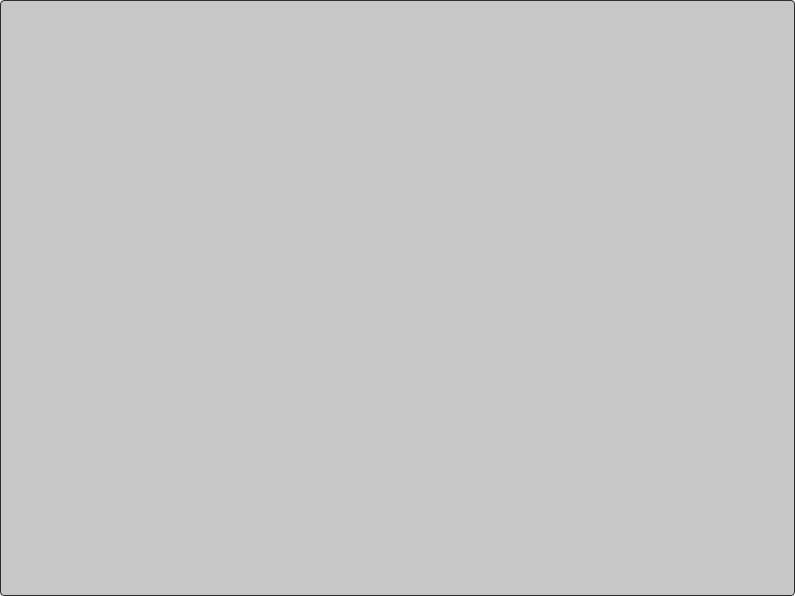
Old version of the form Resources/UI/tableBWM.ui in the repository ArhamshareKrushil/ScanRisk.
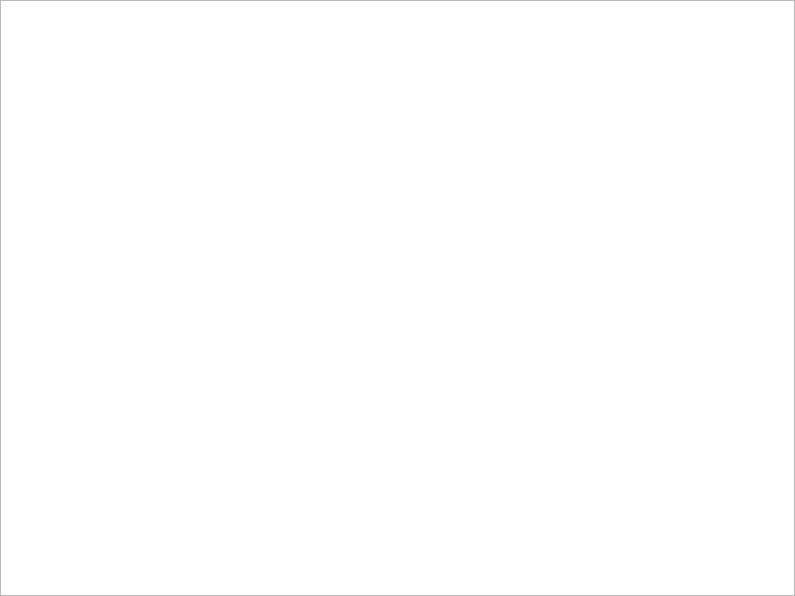
New version of the form. Icons and pictures are not drawn.

Patch:
```diff
--- a/Resources/UI/tableBWM.ui
+++ b/Resources/UI/tableBWM.ui
@@ -40,149 +40,7 @@
        </font>
       </property>
       <property name="styleSheet">
-       <string notr="true">QTreeView:branch:selected, QTreeView:branch:hover {
-  background: url(&quot;:/qss_icons/rc/transparent.png&quot;);
-}
-
-QTreeView:branch:has-siblings:!adjoins-item {
-  border-image: url(&quot;:/qss_icons/rc/branch_line.png&quot;) 0;
-}
-
-QTreeView:branch:has-siblings:adjoins-item {
-  border-image: url(&quot;:/qss_icons/rc/branch_more.png&quot;) 0;
-}
-
-QTreeView:branch:!has-children:!has-siblings:adjoins-item {
-  border-image: url(&quot;:/qss_icons/rc/branch_end.png&quot;) 0;
-}
-
-QTreeView:branch:has-children:!has-siblings:closed, QTreeView:branch:closed:has-children:has-siblings {
-  border-image: none;
-  image: url(&quot;:/qss_icons/rc/branch_closed.png&quot;);
-}
-
-QTreeView:branch:open:has-children:!has-siblings, QTreeView:branch:open:has-children:has-siblings {
-  border-image: none;
-  image: url(&quot;:/qss_icons/rc/branch_open.png&quot;);
-}
-
-QTreeView:branch:has-children:!has-siblings:closed:hover, QTreeView:branch:closed:has-children:has-siblings:hover {
-  image: url(&quot;:/qss_icons/rc/branch_closed_focus.png&quot;);
-}
-
-QTreeView:branch:open:has-children:!has-siblings:hover, QTreeView:branch:open:has-children:has-siblings:hover {
-  image: url(&quot;:/qss_icons/rc/branch_open_focus.png&quot;);
-}
-
-QTreeView::indicator:checked,
-QListView::indicator:checked {
-  image: url(&quot;:/qss_icons/rc/checkbox_checked.png&quot;);
-}
-
-QTreeView::indicator:checked:hover, QTreeView::indicator:checked:focus, QTreeView::indicator:checked:pressed,
-QListView::indicator:checked:hover,
-QListView::indicator:checked:focus,
-QListView::indicator:checked:pressed {
-  image: url(&quot;:/qss_icons/rc/checkbox_checked_focus.png&quot;);
-}
-
-QTreeView::indicator:unchecked,
-QListView::indicator:unchecked {
-  image: url(&quot;:/qss_icons/rc/checkbox_unchecked.png&quot;);
-}
-
-QTreeView::indicator:unchecked:hover, QTreeView::indicator:unchecked:focus, QTreeView::indicator:unchecked:pressed,
-QListView::indicator:unchecked:hover,
-QListView::indicator:unchecked:focus,
-QListView::indicator:unchecked:pressed {
-  image: url(&quot;:/qss_icons/rc/checkbox_unchecked_focus.png&quot;);
-}
-
-QTreeView::indicator:indeterminate,
-QListView::indicator:indeterminate {
-  image: url(&quot;:/qss_icons/rc/checkbox_indeterminate.png&quot;);
-}
-
-QTreeView::indicator:indeterminate:hover, QTreeView::indicator:indeterminate:focus, QTreeView::indicator:indeterminate:pressed,
-QListView::indicator:indeterminate:hover,
-QListView::indicator:indeterminate:focus,
-QListView::indicator:indeterminate:pressed {
-  image: url(&quot;:/qss_icons/rc/checkbox_indeterminate_focus.png&quot;);
-}
-
-QTreeView,
-QListView,
-QTableView,
-QColumnView {
-  background-color: #c7c7c7;
-  border: 1px solid #2d2d2d;
-  color: #000000;
-  gridline-color: #2d2d2d;
-  border-radius: 4px;
-}
-
-QTreeView:disabled,
-QListView:disabled,
-QTableView:disabled,
-QColumnView:disabled {
-  background-color: #c7c7c7;
-  color: #000000;
-}
-
-QTreeView:selected,
-QListView:selected,
-QTableView:selected,
-QColumnView:selected {
-  background-color: #c7c7c7;
-  color: #000000;
-}
-
-QTreeView:hover,
-QListView:hover,
-QTableView:hover,
-QColumnView:hover {
-  background-color: #c7c7c7;
-  border: 1px solid #148CD2;
-}
-
-QTreeView::item:pressed,
-QListView::item:pressed,
-QTableView::item:pressed,
-QColumnView::item:pressed {
-  background-color: #c7c7c7;
-}
-
-QTreeView::item:selected:hover,
-QListView::item:selected:hover,
-QTableView::item:selected:hover,
-QColumnView::item:selected:hover {
-  background: #c7c7c7;
-  color: #000000;
-}
-
-QTreeView::item:selected:active,
-QListView::item:selected:active,
-QTableView::item:selected:active,
-QColumnView::item:selected:active {
-background-color: palette(highlight);
- color: palette(highlightedText);
-}
-
-QTreeView::item:!selected:hover,
-QListView::item:!selected:hover,
-QTableView::item:!selected:hover,
-QColumnView::item:!selected:hover {
-  outline: 0;
-  color: #148CD2;
-  background-color: #2d2d2d;
-}
-
-QTableCornerButton::section {
-  background-color: #282828;
-  border: 1px transparent #2d2d2d;
-  border-radius: 0px;
-}
-</string>
+       <string notr="true"/>
       </property>
       <property name="tabKeyNavigation">
        <bool>false</bool>
```
Left out of the diff: 2 changed lines with no effect on the pictures.
